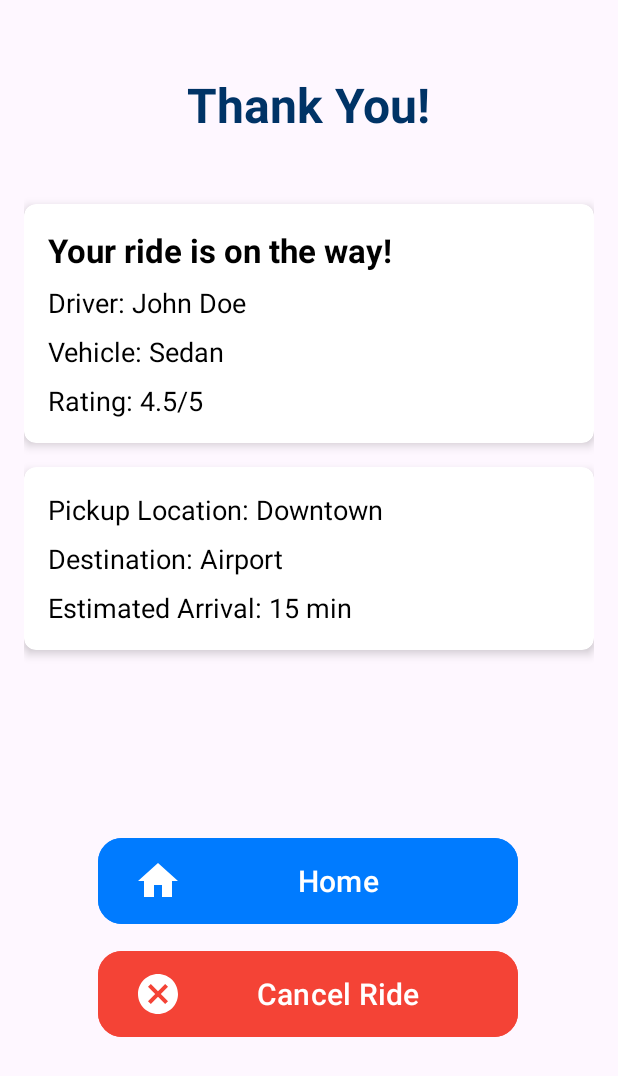
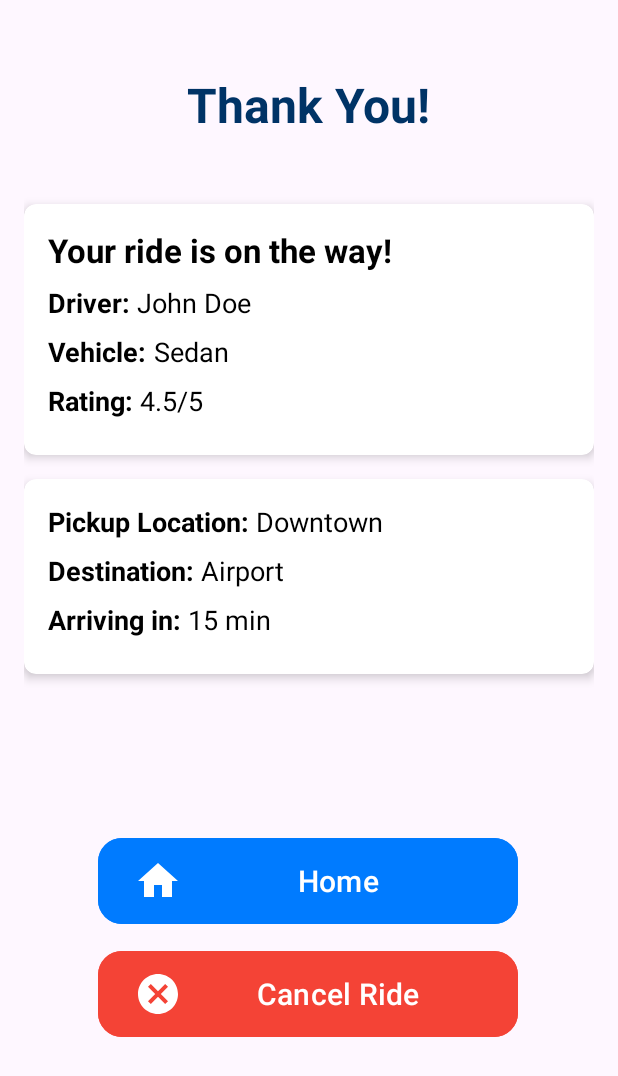
Before and after one commit to Rheiley/kelowna-connect, an Android app: the RideBookingConfirmation screen opened directly, with no data from a screen before it, on a phone screen of 412 x 824 dp. Shown: the top 1076 px of the screen. Run offline under Robolectric (Android 15) with nearby library versions, the phone set to English and light mode, and no system bars; 6 statements that could not run were skipped.

Commit message:
Update confirmation screen

```diff
--- a/app/src/main/java/com/example/kelownaconnect/RideBookingConfirmation.java
+++ b/app/src/main/java/com/example/kelownaconnect/RideBookingConfirmation.java
@@ -13,7 +13,8 @@ import androidx.core.view.WindowInsetsCompat;
 
 public class RideBookingConfirmation extends AppCompatActivity {
 
-    private TextView pickupLocation, driverDetails, destination, eta, vehicleDetails, driverRating;
+    private TextView labelDriver, valueDriver, labelVehicle, valueVehicle, labelRating, valueRating,
+            labelPickupLocation, valuePickupLocation, labelDestination, valueDestination, labelEta, valueEta;
     private Button homeButton;
     private Driver driver;
     private Ride ride;
@@ -53,14 +54,25 @@ public class RideBookingConfirmation extends AppCompatActivity {
     }
 
     @SuppressLint("SetTextI18n")
-    private void setConfirmationDetails(){
+    private void setConfirmationDetails() {
         assert driver != null;
-        driverDetails.setText("Driver: " + driver.getName());
-        vehicleDetails.setText("Vehicle: " + driver.getVehicle());
-        driverRating.setText("Rating: " + driver.getRating() + "/5.0");
-//        pickupLocation.setText("Pickup Location: " + ride.getPickupLocation());
-//        destination.setText("Destination: " + ride.getDestination());
-        eta.setText("Arriving in: " + driver.getEta());
+        labelDriver.setText("Driver: ");
+        valueDriver.setText(driver.getName());
+
+        labelVehicle.setText("Vehicle: ");
+        valueVehicle.setText(driver.getVehicle());
+
+        labelRating.setText("Rating: ");
+        valueRating.setText(driver.getRating() + "/5.0");
+
+        labelPickupLocation.setText("Pickup Location: ");
+        valuePickupLocation.setText(ride.getPickupLocation());
+
+        labelDestination.setText("Destination: ");
+        valueDestination.setText(ride.getDestination());
+
+        labelEta.setText("Arriving in: ");
+        valueEta.setText(driver.getEta());
     }
 
     private void getDriverAndRideDetailsFromPreviousActivity(){
@@ -70,13 +82,24 @@ public class RideBookingConfirmation extends AppCompatActivity {
     }
 
     private void initializeViews(){
-        driverDetails = findViewById(R.id.driverDetails);
-        pickupLocation = findViewById(R.id.pickupLocation);
-        destination = findViewById(R.id.destination);
-        eta = findViewById(R.id.eta);
+        labelDriver = findViewById(R.id.labelDriver);
+        valueDriver = findViewById(R.id.valueDriver);
+
+        labelVehicle = findViewById(R.id.labelVehicle);
+        valueVehicle = findViewById(R.id.valueVehicle);
+
+        labelRating = findViewById(R.id.labelRating);
+        valueRating = findViewById(R.id.valueRating);
+
+        labelPickupLocation = findViewById(R.id.labelPickupLocation);
+        valuePickupLocation = findViewById(R.id.valuePickupLocation);
+
+        labelDestination = findViewById(R.id.labelDestination);
+        valueDestination = findViewById(R.id.valueDestination);
+
+        labelEta = findViewById(R.id.labelEta);
+        valueEta = findViewById(R.id.valueEta);
+
         homeButton = findViewById(R.id.homeButton);
-        pickupLocation = findViewById(R.id.pickupLocation);
-        vehicleDetails = findViewById(R.id.vehicleDetails);
-        driverRating = findViewById(R.id.driverRating);
     }
 }
--- a/app/src/main/res/layout/activity_ride_booking_confirmation.xml
+++ b/app/src/main/res/layout/activity_ride_booking_confirmation.xml
@@ -53,31 +53,77 @@
                 android:textColor="@android:color/black"
                 android:layout_marginBottom="8dp"/>
 
-            <TextView
-                android:id="@+id/driverDetails"
+            <LinearLayout
+                android:orientation="horizontal"
                 android:layout_width="wrap_content"
                 android:layout_height="wrap_content"
-                android:text="Driver: John Doe"
-                android:textSize="18sp"
-                android:textColor="@android:color/black"
-                android:layout_marginBottom="8dp"/>
+                android:layout_marginBottom="8dp">
 
                 <TextView
-                android:id="@+id/vehicleDetails"
+                    android:id="@+id/labelDriver"
                     android:layout_width="wrap_content"
                     android:layout_height="wrap_content"
-                android:text="Vehicle: Sedan"
+                    android:text="Driver: "
+                    android:textStyle="bold"
                     android:textSize="18sp"
-                android:textColor="@android:color/black"
-                android:layout_marginBottom="8dp"/>
+                    android:textColor="@android:color/black" />
 
                 <TextView
-                android:id="@+id/driverRating"
+                    android:id="@+id/valueDriver"
                     android:layout_width="wrap_content"
                     android:layout_height="wrap_content"
-                android:text="Rating: 4.5/5"
+                    android:text="John Doe"
                     android:textSize="18sp"
-                android:textColor="@android:color/black"/>
+                    android:textColor="@android:color/black" />
+            </LinearLayout>
+
+            <LinearLayout
+                android:orientation="horizontal"
+                android:layout_width="wrap_content"
+                android:layout_height="wrap_content"
+                android:layout_marginBottom="8dp">
+
+                <TextView
+                    android:id="@+id/labelVehicle"
+                    android:layout_width="wrap_content"
+                    android:layout_height="wrap_content"
+                    android:text="Vehicle: "
+                    android:textStyle="bold"
+                    android:textSize="18sp"
+                    android:textColor="@android:color/black" />
+
+                <TextView
+                    android:id="@+id/valueVehicle"
+                    android:layout_width="wrap_content"
+                    android:layout_height="wrap_content"
+                    android:text="Sedan"
+                    android:textSize="18sp"
+                    android:textColor="@android:color/black" />
+            </LinearLayout>
+
+            <LinearLayout
+                android:orientation="horizontal"
+                android:layout_width="wrap_content"
+                android:layout_height="wrap_content"
+                android:layout_marginBottom="8dp">
+
+                <TextView
+                    android:id="@+id/labelRating"
+                    android:layout_width="wrap_content"
+                    android:layout_height="wrap_content"
+                    android:text="Rating: "
+                    android:textStyle="bold"
+                    android:textSize="18sp"
+                    android:textColor="@android:color/black" />
+
+                <TextView
+                    android:id="@+id/valueRating"
+                    android:layout_width="wrap_content"
+                    android:layout_height="wrap_content"
+                    android:text="4.5/5"
+                    android:textSize="18sp"
+                    android:textColor="@android:color/black" />
+            </LinearLayout>
         </LinearLayout>
     </androidx.cardview.widget.CardView>
 
@@ -99,31 +145,77 @@
             android:layout_height="wrap_content"
             android:padding="16dp">
 
-            <TextView
-                android:id="@+id/pickupLocation"
+            <LinearLayout
+                android:orientation="horizontal"
                 android:layout_width="wrap_content"
                 android:layout_height="wrap_content"
-                android:text="Pickup Location: Downtown"
-                android:textSize="18sp"
-                android:textColor="@android:color/black"
-                android:layout_marginBottom="8dp"/>
+                android:layout_marginBottom="8dp">
 
                 <TextView
-                android:id="@+id/destination"
+                    android:id="@+id/labelPickupLocation"
                     android:layout_width="wrap_content"
                     android:layout_height="wrap_content"
-                android:text="Destination: Airport"
+                    android:text="Pickup Location: "
+                    android:textStyle="bold"
                     android:textSize="18sp"
-                android:textColor="@android:color/black"
-                android:layout_marginBottom="8dp"/>
+                    android:textColor="@android:color/black" />
 
                 <TextView
-                android:id="@+id/eta"
+                    android:id="@+id/valuePickupLocation"
                     android:layout_width="wrap_content"
                     android:layout_height="wrap_content"
-                android:text="Estimated Arrival: 15 min"
+                    android:text="Downtown"
                     android:textSize="18sp"
-                android:textColor="@android:color/black"/>
+                    android:textColor="@android:color/black" />
+            </LinearLayout>
+
+            <LinearLayout
+                android:orientation="horizontal"
+                android:layout_width="wrap_content"
+                android:layout_height="wrap_content"
+                android:layout_marginBottom="8dp">
+
+                <TextView
+                    android:id="@+id/labelDestination"
+                    android:layout_width="wrap_content"
+                    android:layout_height="wrap_content"
+                    android:text="Destination: "
+                    android:textStyle="bold"
+                    android:textSize="18sp"
+                    android:textColor="@android:color/black" />
+
+                <TextView
+                    android:id="@+id/valueDestination"
+                    android:layout_width="wrap_content"
+                    android:layout_height="wrap_content"
+                    android:text="Airport"
+                    android:textSize="18sp"
+                    android:textColor="@android:color/black" />
+            </LinearLayout>
+
+            <LinearLayout
+                android:orientation="horizontal"
+                android:layout_width="wrap_content"
+                android:layout_height="wrap_content"
+                android:layout_marginBottom="8dp">
+
+                <TextView
+                    android:id="@+id/labelEta"
+                    android:layout_width="wrap_content"
+                    android:layout_height="wrap_content"
+                    android:text="Arriving in: "
+                    android:textStyle="bold"
+                    android:textSize="18sp"
+                    android:textColor="@android:color/black" />
+
+                <TextView
+                    android:id="@+id/valueEta"
+                    android:layout_width="wrap_content"
+                    android:layout_height="wrap_content"
+                    android:text="15 min"
+                    android:textSize="18sp"
+                    android:textColor="@android:color/black" />
+            </LinearLayout>
         </LinearLayout>
     </androidx.cardview.widget.CardView>
 
@@ -161,4 +253,5 @@
         app:layout_constraintStart_toStartOf="parent"
         app:layout_constraintTop_toBottomOf="@+id/homeButton"
         app:layout_constraintVertical_bias="0.434" />
+
 </androidx.constraintlayout.widget.ConstraintLayout>
```
Lines whose indentation alone changed are shown as unchanged.
